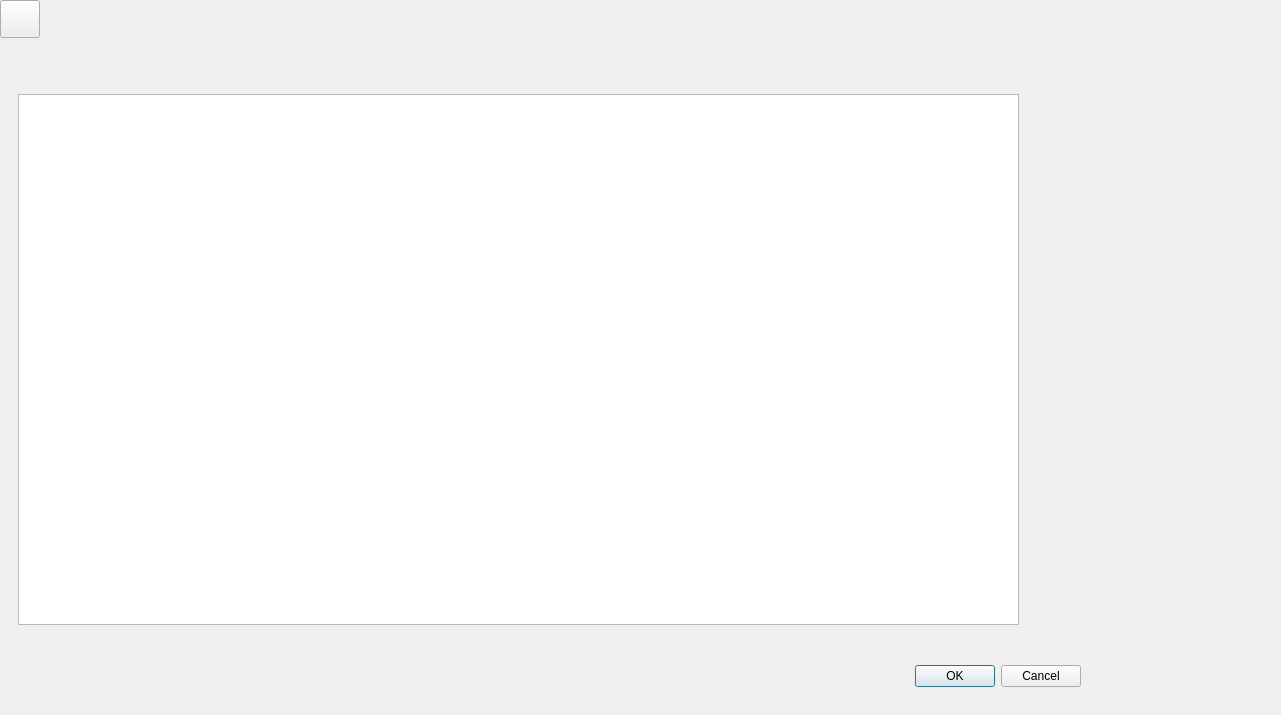
militia11/shoes, file koloryDialog.ui: the form before one commit.
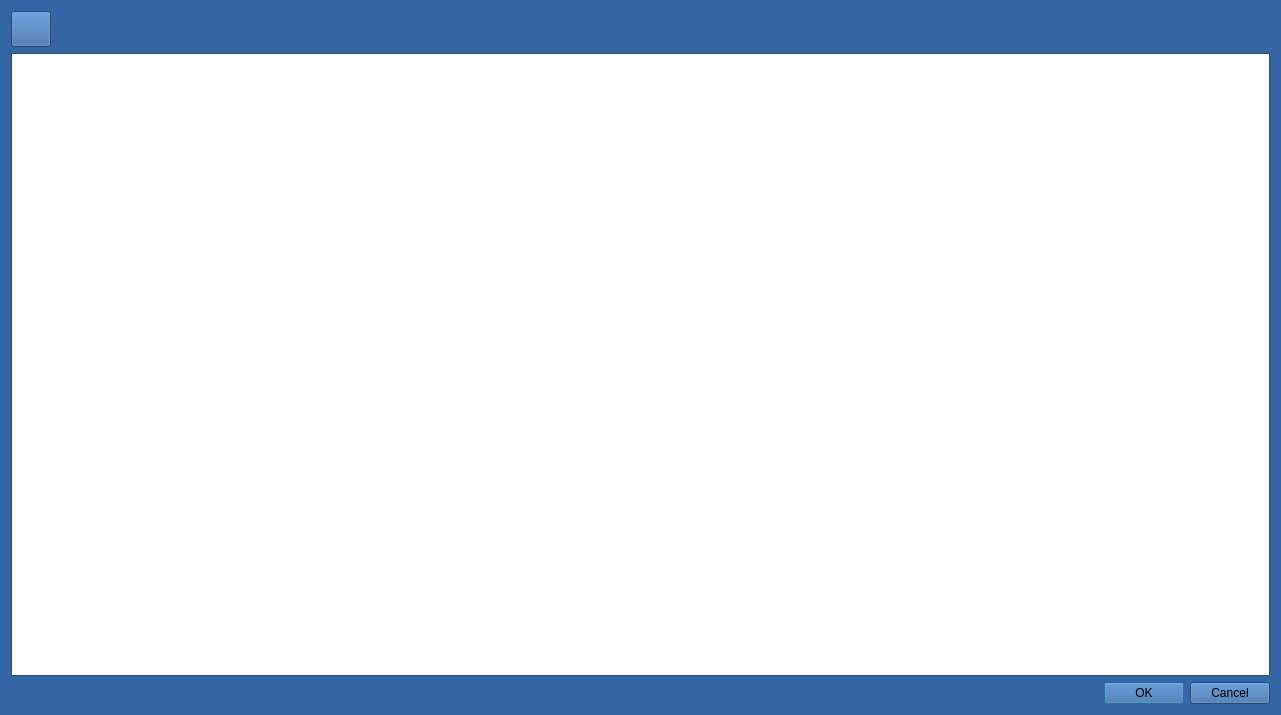
The form after the commit. Icons and pictures are not drawn.

Patch:
```diff
--- a/koloryDialog.ui
+++ b/koloryDialog.ui
@@ -10,101 +10,498 @@
     <height>715</height>
    </rect>
   </property>
+  <property name="palette">
+   <palette>
+    <active>
+     <colorrole role="WindowText">
+      <brush brushstyle="SolidPattern">
+       <color alpha="255">
+        <red>0</red>
+        <green>0</green>
+        <blue>0</blue>
+       </color>
+      </brush>
+     </colorrole>
+     <colorrole role="Button">
+      <brush brushstyle="SolidPattern">
+       <color alpha="255">
+        <red>52</red>
+        <green>101</green>
+        <blue>164</blue>
+       </color>
+      </brush>
+     </colorrole>
+     <colorrole role="Light">
+      <brush brushstyle="SolidPattern">
+       <color alpha="255">
+        <red>78</red>
+        <green>152</green>
+        <blue>246</blue>
+       </color>
+      </brush>
+     </colorrole>
+     <colorrole role="Midlight">
+      <brush brushstyle="SolidPattern">
+       <color alpha="255">
+        <red>65</red>
+        <green>126</green>
+        <blue>205</blue>
+       </color>
+      </brush>
+     </colorrole>
+     <colorrole role="Dark">
+      <brush brushstyle="SolidPattern">
+       <color alpha="255">
+        <red>26</red>
+        <green>50</green>
+        <blue>82</blue>
+       </color>
+      </brush>
+     </colorrole>
+     <colorrole role="Mid">
+      <brush brushstyle="SolidPattern">
+       <color alpha="255">
+        <red>34</red>
+        <green>67</green>
+        <blue>109</blue>
+       </color>
+      </brush>
+     </colorrole>
+     <colorrole role="Text">
+      <brush brushstyle="SolidPattern">
+       <color alpha="255">
+        <red>0</red>
+        <green>0</green>
+        <blue>0</blue>
+       </color>
+      </brush>
+     </colorrole>
+     <colorrole role="BrightText">
+      <brush brushstyle="SolidPattern">
+       <color alpha="255">
+        <red>255</red>
+        <green>255</green>
+        <blue>255</blue>
+       </color>
+      </brush>
+     </colorrole>
+     <colorrole role="ButtonText">
+      <brush brushstyle="SolidPattern">
+       <color alpha="255">
+        <red>0</red>
+        <green>0</green>
+        <blue>0</blue>
+       </color>
+      </brush>
+     </colorrole>
+     <colorrole role="Base">
+      <brush brushstyle="SolidPattern">
+       <color alpha="255">
+        <red>255</red>
+        <green>255</green>
+        <blue>255</blue>
+       </color>
+      </brush>
+     </colorrole>
+     <colorrole role="Window">
+      <brush brushstyle="SolidPattern">
+       <color alpha="255">
+        <red>52</red>
+        <green>101</green>
+        <blue>164</blue>
+       </color>
+      </brush>
+     </colorrole>
+     <colorrole role="Shadow">
+      <brush brushstyle="SolidPattern">
+       <color alpha="255">
+        <red>0</red>
+        <green>0</green>
+        <blue>0</blue>
+       </color>
+      </brush>
+     </colorrole>
+     <colorrole role="AlternateBase">
+      <brush brushstyle="SolidPattern">
+       <color alpha="255">
+        <red>153</red>
+        <green>178</green>
+        <blue>209</blue>
+       </color>
+      </brush>
+     </colorrole>
+     <colorrole role="ToolTipBase">
+      <brush brushstyle="SolidPattern">
+       <color alpha="255">
+        <red>255</red>
+        <green>255</green>
+        <blue>220</blue>
+       </color>
+      </brush>
+     </colorrole>
+     <colorrole role="ToolTipText">
+      <brush brushstyle="SolidPattern">
+       <color alpha="255">
+        <red>0</red>
+        <green>0</green>
+        <blue>0</blue>
+       </color>
+      </brush>
+     </colorrole>
+    </active>
+    <inactive>
+     <colorrole role="WindowText">
+      <brush brushstyle="SolidPattern">
+       <color alpha="255">
+        <red>0</red>
+        <green>0</green>
+        <blue>0</blue>
+       </color>
+      </brush>
+     </colorrole>
+     <colorrole role="Button">
+      <brush brushstyle="SolidPattern">
+       <color alpha="255">
+        <red>52</red>
+        <green>101</green>
+        <blue>164</blue>
+       </color>
+      </brush>
+     </colorrole>
+     <colorrole role="Light">
+      <brush brushstyle="SolidPattern">
+       <color alpha="255">
+        <red>78</red>
+        <green>152</green>
+        <blue>246</blue>
+       </color>
+      </brush>
+     </colorrole>
+     <colorrole role="Midlight">
+      <brush brushstyle="SolidPattern">
+       <color alpha="255">
+        <red>65</red>
+        <green>126</green>
+        <blue>205</blue>
+       </color>
+      </brush>
+     </colorrole>
+     <colorrole role="Dark">
+      <brush brushstyle="SolidPattern">
+       <color alpha="255">
+        <red>26</red>
+        <green>50</green>
+        <blue>82</blue>
+       </color>
+      </brush>
+     </colorrole>
+     <colorrole role="Mid">
+      <brush brushstyle="SolidPattern">
+       <color alpha="255">
+        <red>34</red>
+        <green>67</green>
+        <blue>109</blue>
+       </color>
+      </brush>
+     </colorrole>
+     <colorrole role="Text">
+      <brush brushstyle="SolidPattern">
+       <color alpha="255">
+        <red>0</red>
+        <green>0</green>
+        <blue>0</blue>
+       </color>
+      </brush>
+     </colorrole>
+     <colorrole role="BrightText">
+      <brush brushstyle="SolidPattern">
+       <color alpha="255">
+        <red>255</red>
+        <green>255</green>
+        <blue>255</blue>
+       </color>
+      </brush>
+     </colorrole>
+     <colorrole role="ButtonText">
+      <brush brushstyle="SolidPattern">
+       <color alpha="255">
+        <red>0</red>
+        <green>0</green>
+        <blue>0</blue>
+       </color>
+      </brush>
+     </colorrole>
+     <colorrole role="Base">
+      <brush brushstyle="SolidPattern">
+       <color alpha="255">
+        <red>255</red>
+        <green>255</green>
+        <blue>255</blue>
+       </color>
+      </brush>
+     </colorrole>
+     <colorrole role="Window">
+      <brush brushstyle="SolidPattern">
+       <color alpha="255">
+        <red>52</red>
+        <green>101</green>
+        <blue>164</blue>
+       </color>
+      </brush>
+     </colorrole>
+     <colorrole role="Shadow">
+      <brush brushstyle="SolidPattern">
+       <color alpha="255">
+        <red>0</red>
+        <green>0</green>
+        <blue>0</blue>
+       </color>
+      </brush>
+     </colorrole>
+     <colorrole role="AlternateBase">
+      <brush brushstyle="SolidPattern">
+       <color alpha="255">
+        <red>153</red>
+        <green>178</green>
+        <blue>209</blue>
+       </color>
+      </brush>
+     </colorrole>
+     <colorrole role="ToolTipBase">
+      <brush brushstyle="SolidPattern">
+       <color alpha="255">
+        <red>255</red>
+        <green>255</green>
+        <blue>220</blue>
+       </color>
+      </brush>
+     </colorrole>
+     <colorrole role="ToolTipText">
+      <brush brushstyle="SolidPattern">
+       <color alpha="255">
+        <red>0</red>
+        <green>0</green>
+        <blue>0</blue>
+       </color>
+      </brush>
+     </colorrole>
+    </inactive>
+    <disabled>
+     <colorrole role="WindowText">
+      <brush brushstyle="SolidPattern">
+       <color alpha="255">
+        <red>26</red>
+        <green>50</green>
+        <blue>82</blue>
+       </color>
+      </brush>
+     </colorrole>
+     <colorrole role="Button">
+      <brush brushstyle="SolidPattern">
+       <color alpha="255">
+        <red>52</red>
+        <green>101</green>
+        <blue>164</blue>
+       </color>
+      </brush>
+     </colorrole>
+     <colorrole role="Light">
+      <brush brushstyle="SolidPattern">
+       <color alpha="255">
+        <red>78</red>
+        <green>152</green>
+        <blue>246</blue>
+       </color>
+      </brush>
+     </colorrole>
+     <colorrole role="Midlight">
+      <brush brushstyle="SolidPattern">
+       <color alpha="255">
+        <red>65</red>
+        <green>126</green>
+        <blue>205</blue>
+       </color>
+      </brush>
+     </colorrole>
+     <colorrole role="Dark">
+      <brush brushstyle="SolidPattern">
+       <color alpha="255">
+        <red>26</red>
+        <green>50</green>
+        <blue>82</blue>
+       </color>
+      </brush>
+     </colorrole>
+     <colorrole role="Mid">
+      <brush brushstyle="SolidPattern">
+       <color alpha="255">
+        <red>34</red>
+        <green>67</green>
+        <blue>109</blue>
+       </color>
+      </brush>
+     </colorrole>
+     <colorrole role="Text">
+      <brush brushstyle="SolidPattern">
+       <color alpha="255">
+        <red>26</red>
+        <green>50</green>
+        <blue>82</blue>
+       </color>
+      </brush>
+     </colorrole>
+     <colorrole role="BrightText">
+      <brush brushstyle="SolidPattern">
+       <color alpha="255">
+        <red>255</red>
+        <green>255</green>
+        <blue>255</blue>
+       </color>
+      </brush>
+     </colorrole>
+     <colorrole role="ButtonText">
+      <brush brushstyle="SolidPattern">
+       <color alpha="255">
+        <red>26</red>
+        <green>50</green>
+        <blue>82</blue>
+       </color>
+      </brush>
+     </colorrole>
+     <colorrole role="Base">
+      <brush brushstyle="SolidPattern">
+       <color alpha="255">
+        <red>52</red>
+        <green>101</green>
+        <blue>164</blue>
+       </color>
+      </brush>
+     </colorrole>
+     <colorrole role="Window">
+      <brush brushstyle="SolidPattern">
+       <color alpha="255">
+        <red>52</red>
+        <green>101</green>
+        <blue>164</blue>
+       </color>
+      </brush>
+     </colorrole>
+     <colorrole role="Shadow">
+      <brush brushstyle="SolidPattern">
+       <color alpha="255">
+        <red>0</red>
+        <green>0</green>
+        <blue>0</blue>
+       </color>
+      </brush>
+     </colorrole>
+     <colorrole role="AlternateBase">
+      <brush brushstyle="SolidPattern">
+       <color alpha="255">
+        <red>52</red>
+        <green>101</green>
+        <blue>164</blue>
+       </color>
+      </brush>
+     </colorrole>
+     <colorrole role="ToolTipBase">
+      <brush brushstyle="SolidPattern">
+       <color alpha="255">
+        <red>255</red>
+        <green>255</green>
+        <blue>220</blue>
+       </color>
+      </brush>
+     </colorrole>
+     <colorrole role="ToolTipText">
+      <brush brushstyle="SolidPattern">
+       <color alpha="255">
+        <red>0</red>
+        <green>0</green>
+        <blue>0</blue>
+       </color>
+      </brush>
+     </colorrole>
+    </disabled>
+   </palette>
+  </property>
   <property name="windowTitle">
    <string>Dialog</string>
   </property>
-  <widget class="QDialogButtonBox" name="buttonBox">
-   <property name="geometry">
-    <rect>
-     <x>740</x>
-     <y>660</y>
-     <width>341</width>
-     <height>32</height>
-    </rect>
-   </property>
-   <property name="orientation">
-    <enum>Qt::Horizontal</enum>
-   </property>
-   <property name="standardButtons">
-    <set>QDialogButtonBox::Cancel|QDialogButtonBox::Ok</set>
-   </property>
-  </widget>
-  <widget class="QTableView" name="tableView">
-   <property name="geometry">
-    <rect>
-     <x>18</x>
-     <y>94</y>
-     <width>1001</width>
-     <height>531</height>
-    </rect>
-   </property>
-   <property name="alternatingRowColors">
-    <bool>true</bool>
-   </property>
-   <property name="selectionMode">
-    <enum>QAbstractItemView::ExtendedSelection</enum>
-   </property>
-   <property name="selectionBehavior">
-    <enum>QAbstractItemView::SelectRows</enum>
-   </property>
-  </widget>
-  <widget class="QWidget" name="layoutWidget">
-   <property name="geometry">
-    <rect>
-     <x>0</x>
-     <y>0</y>
-     <width>96</width>
-     <height>38</height>
-    </rect>
-   </property>
-   <layout class="QHBoxLayout" name="horizontalLayout">
-    <item>
-     <widget class="QPushButton" name="pushButton_2">
-      <property name="sizePolicy">
-       <sizepolicy hsizetype="Minimum" vsizetype="Minimum">
-        <horstretch>0</horstretch>
-        <verstretch>0</verstretch>
-       </sizepolicy>
-      </property>
-      <property name="minimumSize">
-       <size>
-        <width>36</width>
-        <height>36</height>
-       </size>
-      </property>
-      <property name="toolTip">
-       <string>Dodaj klienta</string>
-      </property>
-      <property name="text">
-       <string/>
-      </property>
-      <property name="icon">
-       <iconset resource="zasoby.qrc">
-        <normaloff>:/zasoby/add.png</normaloff>:/zasoby/add.png</iconset>
-      </property>
-      <property name="iconSize">
-       <size>
-        <width>26</width>
-        <height>26</height>
-       </size>
-      </property>
-     </widget>
-    </item>
-    <item>
-     <spacer name="horizontalSpacer">
-      <property name="orientation">
-       <enum>Qt::Horizontal</enum>
-      </property>
-      <property name="sizeHint" stdset="0">
-       <size>
-        <width>40</width>
-        <height>20</height>
-       </size>
-      </property>
-     </spacer>
-    </item>
-   </layout>
-  </widget>
+  <layout class="QVBoxLayout" name="verticalLayout">
+   <item>
+    <layout class="QHBoxLayout" name="horizontalLayout">
+     <item>
+      <widget class="QPushButton" name="pushButton_2">
+       <property name="sizePolicy">
+        <sizepolicy hsizetype="Minimum" vsizetype="Minimum">
+         <horstretch>0</horstretch>
+         <verstretch>0</verstretch>
+        </sizepolicy>
+       </property>
+       <property name="minimumSize">
+        <size>
+         <width>36</width>
+         <height>36</height>
+        </size>
+       </property>
+       <property name="toolTip">
+        <string>Dodaj klienta</string>
+       </property>
+       <property name="text">
+        <string/>
+       </property>
+       <property name="icon">
+        <iconset resource="zasoby.qrc">
+         <normaloff>:/zasoby/add.png</normaloff>:/zasoby/add.png</iconset>
+       </property>
+       <property name="iconSize">
+        <size>
+         <width>26</width>
+         <height>26</height>
+        </size>
+       </property>
+      </widget>
+     </item>
+     <item>
+      <spacer name="horizontalSpacer">
+       <property name="orientation">
+        <enum>Qt::Horizontal</enum>
+       </property>
+       <property name="sizeHint" stdset="0">
+        <size>
+         <width>40</width>
+         <height>20</height>
+        </size>
+       </property>
+      </spacer>
+     </item>
+    </layout>
+   </item>
+   <item>
+    <widget class="QTableView" name="tableView">
+     <property name="alternatingRowColors">
+      <bool>true</bool>
+     </property>
+     <property name="selectionMode">
+      <enum>QAbstractItemView::ExtendedSelection</enum>
+     </property>
+     <property name="selectionBehavior">
+      <enum>QAbstractItemView::SelectRows</enum>
+     </property>
+    </widget>
+   </item>
+   <item>
+    <widget class="QDialogButtonBox" name="buttonBox">
+     <property name="orientation">
+      <enum>Qt::Horizontal</enum>
+     </property>
+     <property name="standardButtons">
+      <set>QDialogButtonBox::Cancel|QDialogButtonBox::Ok</set>
+     </property>
+    </widget>
+   </item>
+  </layout>
  </widget>
  <resources>
   <include location="zasoby.qrc"/>
```
Left out of the diff: 35 changed lines with no effect on the pictures.
